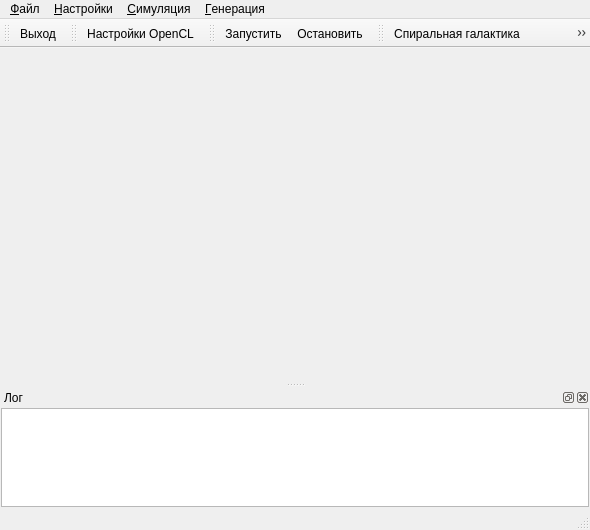
This is mainwindow.ui in catompiler/qgalaxy as Qt 5 draws it before an edit. The edited form follows.
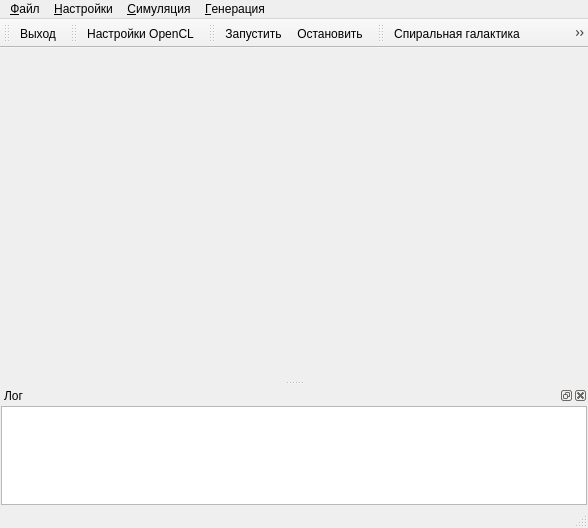
This is the edited form. Icons and pictures are not drawn.

Diff of the .ui file:
```diff
--- a/mainwindow.ui
+++ b/mainwindow.ui
@@ -6,8 +6,8 @@
    <rect>
     <x>0</x>
     <y>0</y>
-    <width>590</width>
-    <height>530</height>
+    <width>588</width>
+    <height>528</height>
    </rect>
   </property>
   <property name="mouseTracking">
@@ -28,7 +28,7 @@
     <rect>
      <x>0</x>
      <y>0</y>
-     <width>590</width>
+     <width>588</width>
      <height>22</height>
     </rect>
    </property>
```
Left out of the diff: 27 changed lines with no effect on the pictures.
